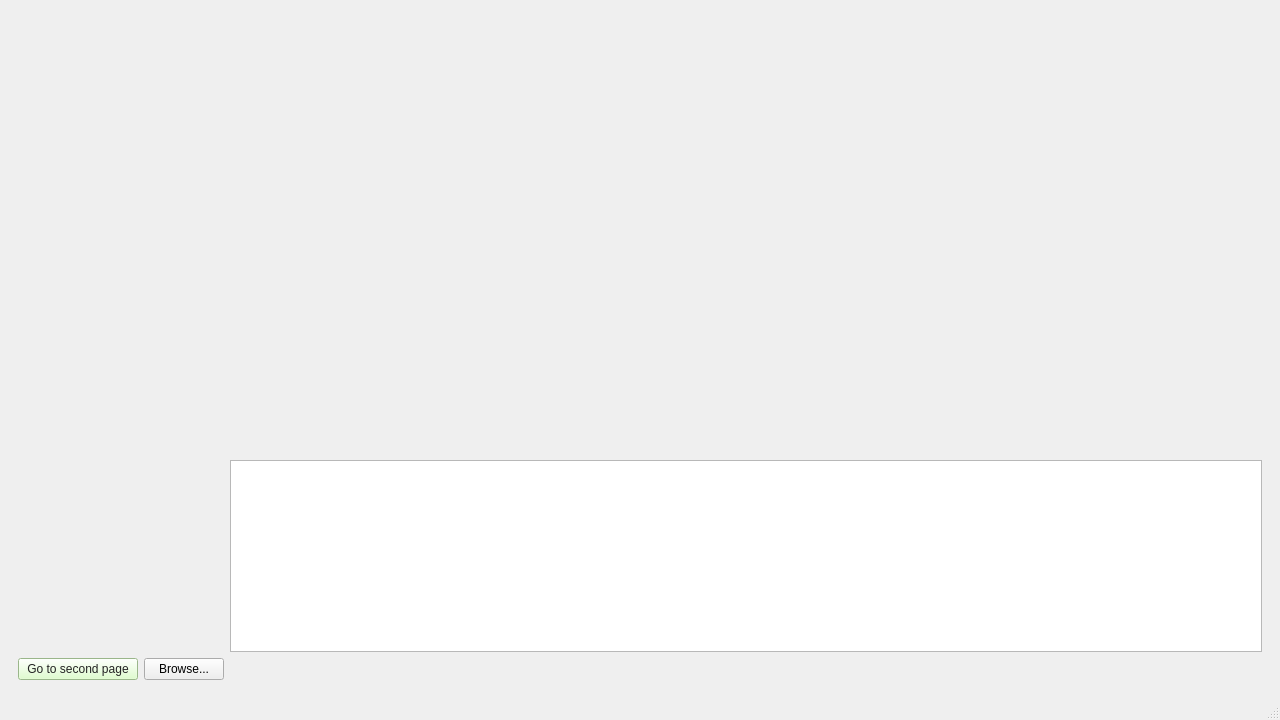
This is mainwindow.ui in DreaMTH/DataAnalysis as Qt 5 draws it before an edit. The edited form follows.
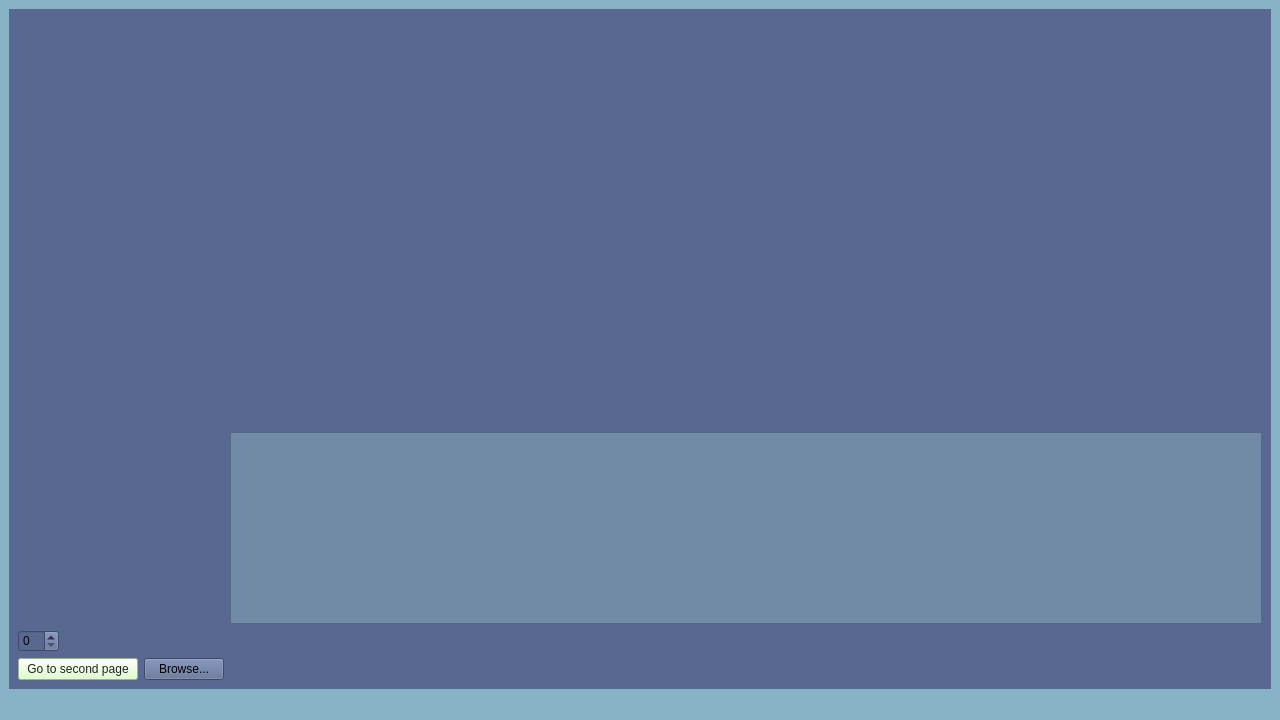
This is the edited form.

Commit message: Style changes+filling table metod changed

What changed in the file:
```diff
--- a/mainwindow.ui
+++ b/mainwindow.ui
@@ -19,12 +19,18 @@
   <property name="windowTitle">
    <string>MainWindow</string>
   </property>
+  <property name="styleSheet">
+   <string notr="true">background-color: rgb(136, 178, 197);</string>
+  </property>
   <widget class="QWidget" name="centralwidget">
    <layout class="QGridLayout" name="gridLayout_2">
     <item row="0" column="1">
      <layout class="QGridLayout" name="gridLayout">
       <item row="0" column="0">
        <widget class="QStackedWidget" name="stackedWidget">
+        <property name="styleSheet">
+         <string notr="true">background-color: rgb(89, 104, 145);</string>
+        </property>
         <property name="currentIndex">
          <number>0</number>
         </property>
@@ -95,6 +101,10 @@
               <height>200</height>
              </size>
             </property>
+            <property name="styleSheet">
+             <string notr="true">background-color: rgb(113, 139, 166);
+font: 10pt &quot;Segoe UI&quot;;</string>
+            </property>
            </widget>
           </item>
           <item row="0" column="0">
@@ -130,6 +140,19 @@
             </item>
            </layout>
           </item>
+          <item row="2" column="0" colspan="3">
+           <widget class="QSpinBox" name="spinBox">
+            <property name="sizePolicy">
+             <sizepolicy hsizetype="Fixed" vsizetype="Fixed">
+              <horstretch>0</horstretch>
+              <verstretch>0</verstretch>
+             </sizepolicy>
+            </property>
+            <property name="styleSheet">
+             <string notr="true">font: 12pt &quot;Segoe UI&quot;;</string>
+            </property>
+           </widget>
+          </item>
          </layout>
         </widget>
         <widget class="QWidget" name="page_2"/>
```
The commit also changes 2 other files.
